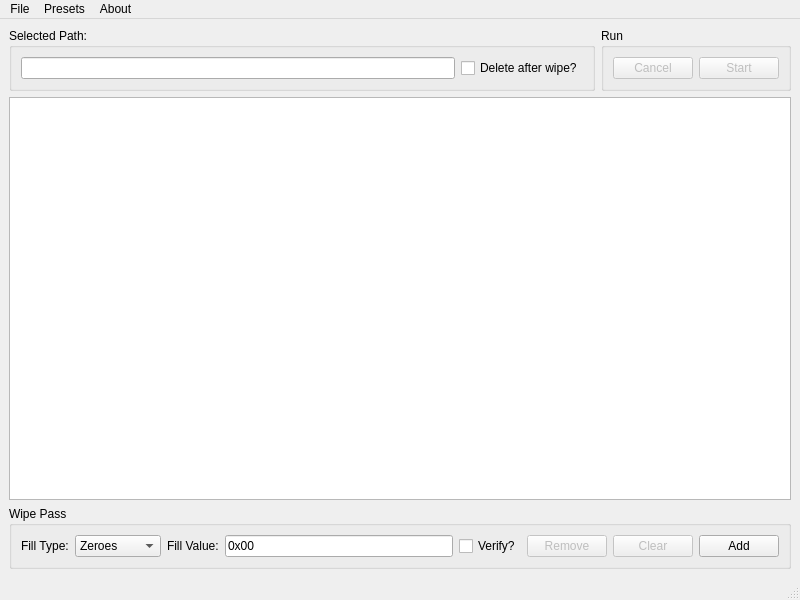
Old version of the form KuuraGUI/MainWindow.ui in the repository visuve/Tunkio.
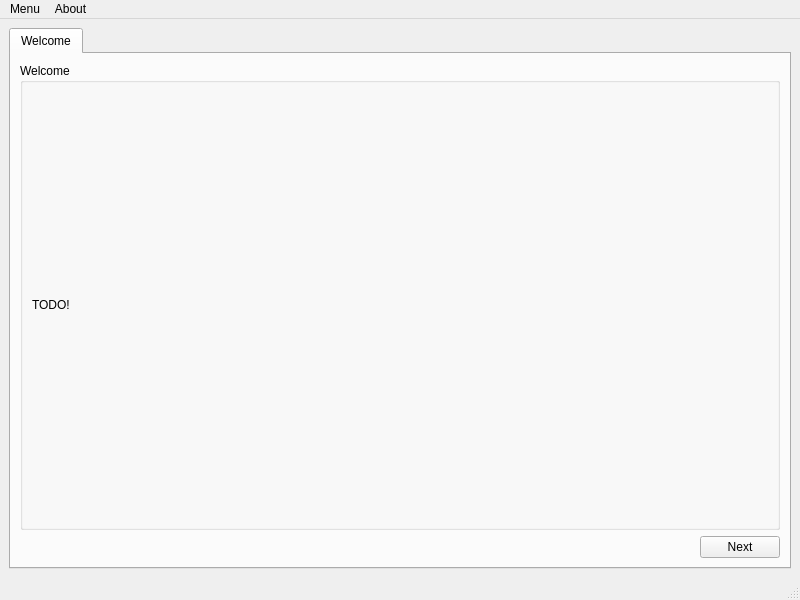
New version of the form.

```diff
--- a/KuuraGUI/MainWindow.ui
+++ b/KuuraGUI/MainWindow.ui
@@ -15,176 +15,54 @@
   </property>
   <widget class="QWidget" name="centralwidget">
    <layout class="QGridLayout" name="gridLayoutCentralWidget">
-    <item row="0" column="0">
-     <widget class="QGroupBox" name="groupBoxPathSelect">
-      <property name="title">
-       <string>Selected Path:</string>
+    <item row="0" column="0" colspan="2">
+     <widget class="QTabWidget" name="tabWidget">
+      <property name="currentIndex">
+       <number>0</number>
       </property>
-      <layout class="QHBoxLayout" name="horizontalLayoutPathSelect">
-       <item>
-        <widget class="QLineEdit" name="lineEditSelectedPath">
-         <property name="readOnly">
-          <bool>true</bool>
-         </property>
-        </widget>
-       </item>
-       <item>
-        <widget class="QCheckBox" name="checkBoxDelete">
-         <property name="text">
-          <string>Delete after wipe?</string>
-         </property>
-        </widget>
-       </item>
-      </layout>
-     </widget>
-    </item>
-    <item row="0" column="1">
-     <widget class="QGroupBox" name="groupBoxRun">
-      <property name="title">
-       <string>Run</string>
-      </property>
-      <layout class="QHBoxLayout" name="horizontalLayoutRun">
-       <item>
-        <widget class="QPushButton" name="pushButtonCancel">
-         <property name="enabled">
-          <bool>false</bool>
-         </property>
-         <property name="text">
-          <string>Cancel</string>
-         </property>
-        </widget>
-       </item>
-       <item>
-        <widget class="QPushButton" name="pushButtonStart">
-         <property name="enabled">
-          <bool>false</bool>
-         </property>
-         <property name="text">
-          <string>Start</string>
-         </property>
-        </widget>
-       </item>
-      </layout>
-     </widget>
-    </item>
-    <item row="1" column="0" colspan="2">
-     <widget class="QTableView" name="tableViewWipePasses">
-      <property name="horizontalScrollBarPolicy">
-       <enum>Qt::ScrollBarAlwaysOff</enum>
-      </property>
-      <property name="selectionMode">
-       <enum>QAbstractItemView::SingleSelection</enum>
-      </property>
-      <property name="selectionBehavior">
-       <enum>QAbstractItemView::SelectRows</enum>
-      </property>
-      <attribute name="horizontalHeaderStretchLastSection">
-       <bool>true</bool>
-      </attribute>
-     </widget>
-    </item>
-    <item row="2" column="0" colspan="2">
-     <widget class="QGroupBox" name="groupBoxAddPass">
-      <property name="title">
-       <string>Wipe Pass</string>
-      </property>
-      <layout class="QHBoxLayout" name="horizontalLayoutAddPass">
-       <item>
-        <widget class="QLabel" name="labelFillType">
-         <property name="text">
-          <string>Fill Type:</string>
-         </property>
-        </widget>
-       </item>
-       <item>
-        <widget class="QComboBox" name="comboBoxFillType">
-         <item>
-          <property name="text">
-           <string>Zeroes</string>
+      <widget class="QWidget" name="tabWelcome">
+       <attribute name="title">
+        <string>Welcome</string>
+       </attribute>
+       <layout class="QGridLayout" name="gridLayout">
+        <item row="2" column="0">
+         <spacer name="horizontalSpacer">
+          <property name="orientation">
+           <enum>Qt::Horizontal</enum>
           </property>
-         </item>
-         <item>
-          <property name="text">
-           <string>Ones</string>
+          <property name="sizeHint" stdset="0">
+           <size>
+            <width>40</width>
+            <height>20</height>
+           </size>
           </property>
-         </item>
-         <item>
-          <property name="text">
-           <string>Byte</string>
+         </spacer>
+        </item>
+        <item row="1" column="0" colspan="2">
+         <widget class="QGroupBox" name="groupBox">
+          <property name="title">
+           <string>Welcome</string>
           </property>
-         </item>
-         <item>
+          <layout class="QGridLayout" name="gridLayout_2">
+           <item row="0" column="0" colspan="2">
+            <widget class="QLabel" name="label">
+             <property name="text">
+              <string>TODO!</string>
+             </property>
+            </widget>
+           </item>
+          </layout>
+         </widget>
+        </item>
+        <item row="2" column="1">
+         <widget class="QPushButton" name="pushButtonNext">
           <property name="text">
-           <string>Sequence</string>
+           <string>Next</string>
           </property>
-         </item>
-         <item>
-          <property name="text">
-           <string>File</string>
-          </property>
-         </item>
-         <item>
-          <property name="text">
-           <string>Random</string>
-          </property>
-         </item>
-        </widget>
-       </item>
-       <item>
-        <widget class="QLabel" name="labelFillValue">
-         <property name="text">
-          <string>Fill Value:</string>
-         </property>
-        </widget>
-       </item>
-       <item>
-        <widget class="QLineEdit" name="lineEditFillValue">
-         <property name="enabled">
-          <bool>true</bool>
-         </property>
-         <property name="text">
-          <string>0x00</string>
-         </property>
-         <property name="readOnly">
-          <bool>true</bool>
-         </property>
-        </widget>
-       </item>
-       <item>
-        <widget class="QCheckBox" name="checkBoxVerify">
-         <property name="text">
-          <string>Verify?</string>
-         </property>
-        </widget>
-       </item>
-       <item>
-        <widget class="QPushButton" name="pushButtonRemovePass">
-         <property name="enabled">
-          <bool>false</bool>
-         </property>
-         <property name="text">
-          <string>Remove</string>
-         </property>
-        </widget>
-       </item>
-       <item>
-        <widget class="QPushButton" name="pushButtonClearPasses">
-         <property name="enabled">
-          <bool>false</bool>
-         </property>
-         <property name="text">
-          <string>Clear</string>
-         </property>
-        </widget>
-       </item>
-       <item>
-        <widget class="QPushButton" name="pushButtonAddPass">
-         <property name="text">
-          <string>Add</string>
-         </property>
-        </widget>
-       </item>
-      </layout>
+         </widget>
+        </item>
+       </layout>
+      </widget>
      </widget>
     </item>
    </layout>
@@ -195,12 +73,12 @@
      <x>0</x>
      <y>0</y>
      <width>800</width>
-     <height>22</height>
+     <height>21</height>
     </rect>
    </property>
-   <widget class="QMenu" name="menuFile">
+   <widget class="QMenu" name="menuMain">
     <property name="title">
-     <string>File</string>
+     <string>Menu</string>
     </property>
     <addaction name="actionOpenFile"/>
     <addaction name="actionOpenDirectory"/>
@@ -215,23 +93,7 @@
     <addaction name="actionAbout"/>
     <addaction name="actionLicenses"/>
    </widget>
-   <widget class="QMenu" name="menuPresets">
-    <property name="title">
-     <string>Presets</string>
-    </property>
-    <addaction name="actionNIST_SP_800_88_Rev_1"/>
-    <addaction name="actionBritish_HMG_Infosec_Standard_5_Baseline_Standard"/>
-    <addaction name="actionBritish_HMG_Infosec_Standard_5_Enhanced_Standard"/>
-    <addaction name="actionCommunications_Security_Establishment_Canada_ITSG_06"/>
-    <addaction name="actionGerman_Federal_Office_for_Information_Security"/>
-    <addaction name="actionU_S_DoD_Unclassified_Computer_Hard_Drive_Disposition"/>
-    <addaction name="actionBruce_Schneier_s_Algorithm"/>
-    <addaction name="actionPeter_Gutmann_s_Algorithm"/>
-    <addaction name="actionU_S_Air_Force_System_Security_Instruction_5020"/>
-    <addaction name="actionU_S_Navy_Staff_Office_Publication_NAVSO_P_5239_26"/>
-   </widget>
-   <addaction name="menuFile"/>
-   <addaction name="menuPresets"/>
+   <addaction name="menuMain"/>
    <addaction name="menuAbout"/>
   </widget>
   <widget class="QStatusBar" name="statusBar"/>
```
Left out of the diff: 77 changed lines with no effect on the pictures.
